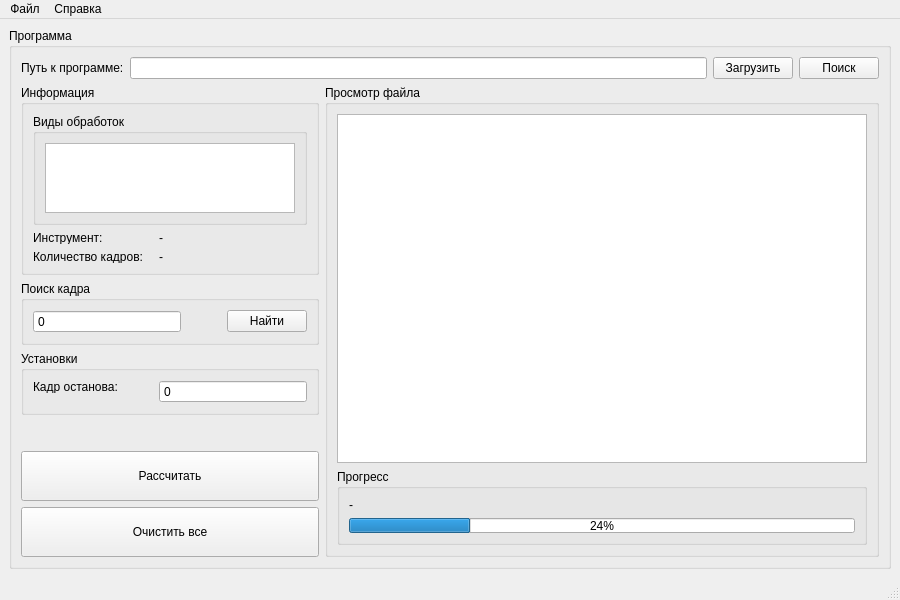
This is mainwindow.ui in MiBeloz/ScorpionResume as Qt 5 draws it before an edit. The edited form follows.
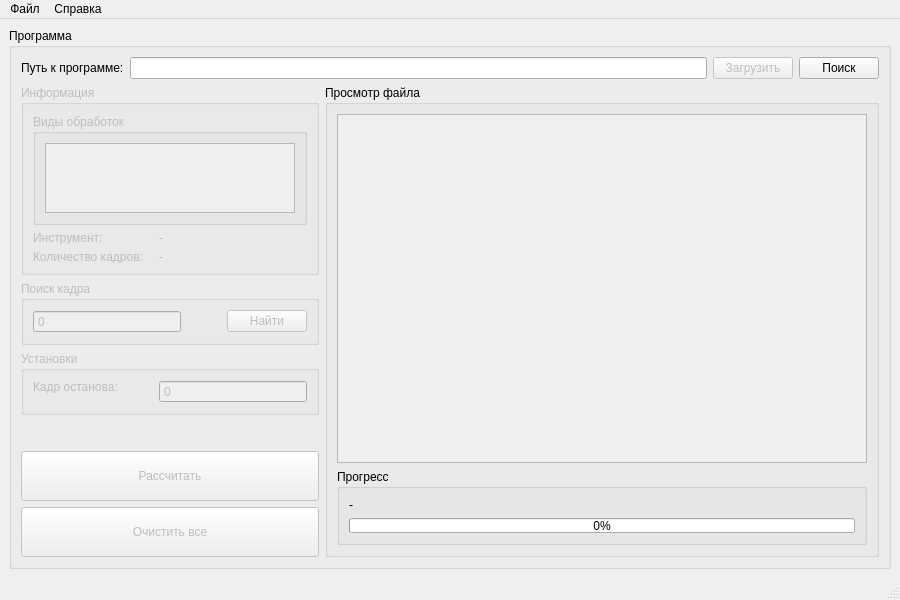
This is the edited form. Custom widgets are drawn as their Qt base class.

Diff of the .ui file:
```diff
--- a/mainwindow.ui
+++ b/mainwindow.ui
@@ -37,6 +37,9 @@
         <layout class="QVBoxLayout" name="verticalLayout_ButtonOkClear" stretch="0,0">
          <item>
           <widget class="QPushButton" name="pb_calculate">
+           <property name="enabled">
+            <bool>false</bool>
+           </property>
            <property name="minimumSize">
             <size>
              <width>0</width>
@@ -50,6 +53,9 @@
          </item>
          <item>
           <widget class="QPushButton" name="pb_clear">
+           <property name="enabled">
+            <bool>false</bool>
+           </property>
            <property name="minimumSize">
             <size>
              <width>0</width>
@@ -71,6 +77,9 @@
          <layout class="QVBoxLayout" name="verticalLayout">
           <item>
            <widget class="QListWidget" name="lw_file">
+            <property name="enabled">
+             <bool>false</bool>
+            </property>
             <property name="font">
              <font>
               <family>Lucida Console</family>
@@ -126,7 +135,7 @@
                 </size>
                </property>
                <property name="value">
-                <number>24</number>
+                <number>0</number>
                </property>
               </widget>
              </item>
@@ -151,6 +160,9 @@
        </item>
        <item row="3" column="0">
         <widget class="QGroupBox" name="grB_settings">
+         <property name="enabled">
+          <bool>false</bool>
+         </property>
          <property name="title">
           <string>Установки</string>
          </property>
@@ -219,6 +231,9 @@
          </item>
          <item>
           <widget class="QPushButton" name="pb_loadFile">
+           <property name="enabled">
+            <bool>false</bool>
+           </property>
            <property name="text">
             <string>Загрузить</string>
            </property>
@@ -235,6 +250,9 @@
        </item>
        <item row="1" column="0">
         <widget class="QGroupBox" name="grB_info">
+         <property name="enabled">
+          <bool>false</bool>
+         </property>
          <property name="title">
           <string>Информация</string>
          </property>
@@ -320,6 +338,9 @@
        </item>
        <item row="2" column="0">
         <widget class="QGroupBox" name="grB_findFrame">
+         <property name="enabled">
+          <bool>false</bool>
+         </property>
          <property name="title">
           <string>Поиск кадра</string>
          </property>
```
